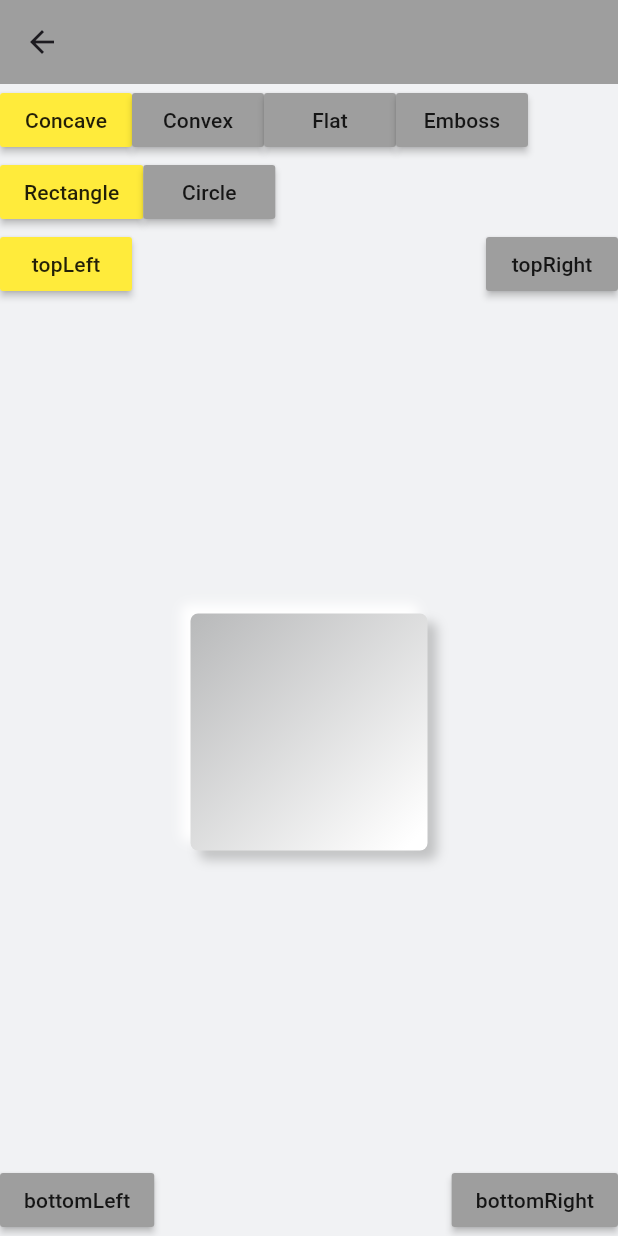
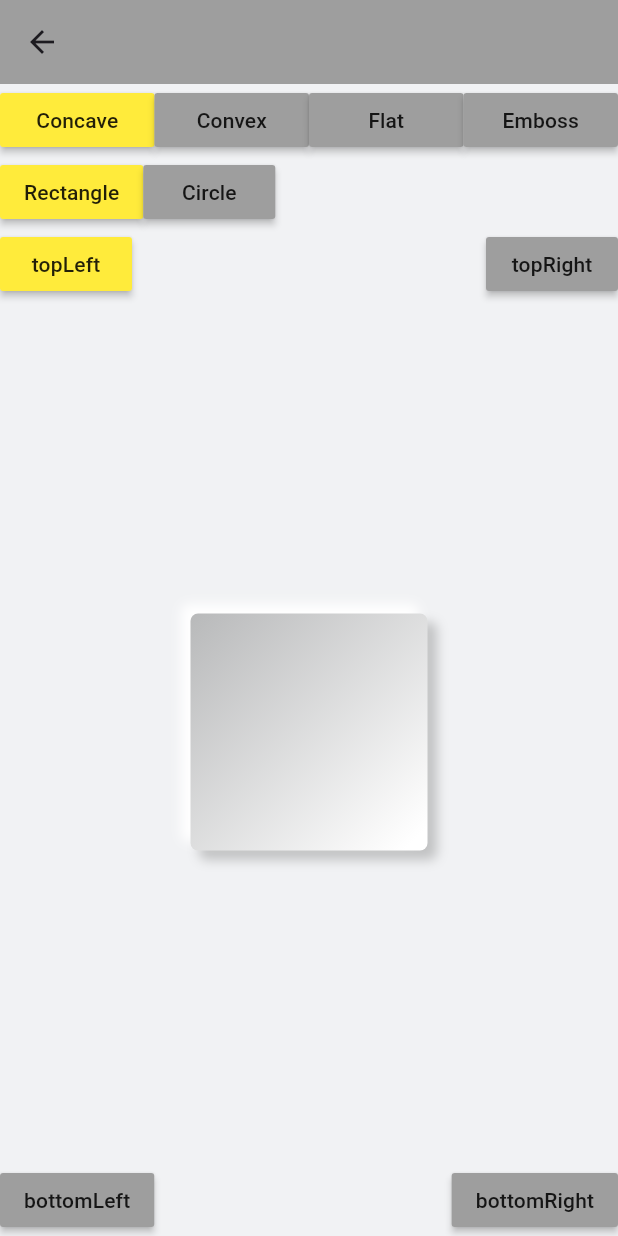
Before and after one commit to TimiMoorhouse/Neural, a Flutter app: the ContainerPage screen opened directly, on a phone screen of 412 x 824 dp. Run offline on Flutter 3.47's test engine with Material 3 defaults, Android fonts, the phone set to English and light mode, and no system bars.

Commit message:
removed blur

```diff
--- a/example/lib/container.dart
+++ b/example/lib/container.dart
@@ -26,7 +26,6 @@ class _ContainerPageState extends State<ContainerPage> {
         lightSource: LightSource.topLeft,
         curveHeight: 15,
         distance: 6,
-        blur: 6,
         intensity: 0.2,
       ),
       child: Scaffold(
@@ -99,7 +98,8 @@ class _ContainerPageState extends State<ContainerPage> {
     return Row(
       mainAxisSize: MainAxisSize.max,
       children: <Widget>[
-        RaisedButton(
+        Expanded(
+          child: RaisedButton(
             onPressed: () {
               setState(() {
                 shape = NeumorphicShape.concave;
@@ -108,7 +108,9 @@ class _ContainerPageState extends State<ContainerPage> {
             color: shape == NeumorphicShape.concave ? buttonActiveColor : buttonInnactiveColor,
             child: Text("Concave"),
           ),
-        RaisedButton(
+        ),
+        Expanded(
+          child: RaisedButton(
             onPressed: () {
               setState(() {
                 shape = NeumorphicShape.convex;
@@ -117,7 +119,9 @@ class _ContainerPageState extends State<ContainerPage> {
             color: shape == NeumorphicShape.convex ? buttonActiveColor : buttonInnactiveColor,
             child: Text("Convex"),
           ),
-        RaisedButton(
+        ),
+        Expanded(
+          child: RaisedButton(
             onPressed: () {
               setState(() {
                 shape = NeumorphicShape.flat;
@@ -126,7 +130,9 @@ class _ContainerPageState extends State<ContainerPage> {
             color: shape == NeumorphicShape.flat ? buttonActiveColor : buttonInnactiveColor,
             child: Text("Flat"),
           ),
-        RaisedButton(
+        ),
+        Expanded(
+          child: RaisedButton(
             onPressed: () {
               setState(() {
                 shape = NeumorphicShape.emboss;
@@ -134,6 +140,7 @@ class _ContainerPageState extends State<ContainerPage> {
             },
             color: shape == NeumorphicShape.emboss ? buttonActiveColor : buttonInnactiveColor,
             child: Text("Emboss"),
+          ),
         ),
       ],
     );
--- a/example/lib/list_container.dart
+++ b/example/lib/list_container.dart
@@ -18,7 +18,6 @@ class _ContainersListPageState extends State<ContainersListPage> {
         lightSource: LightSource.topLeft,
         curveHeight: 15,
         distance: 3,
-        blur: 6,
         intensity: 0.2,
       ),
       child: Scaffold(
--- a/lib/neumortphic_decorator.dart
+++ b/lib/neumortphic_decorator.dart
@@ -99,12 +99,12 @@ BoxDecoration generateNeumorphicDecorator(
         BoxShadow(
           color: NeumorphicColors.generateGradientColors(colorBase: style.baseColor, intensity: -1 * style.intensity),
           offset: offset,
-          blurRadius: theme.blur,
+          blurRadius: style.distance, //TODO
         ),
         BoxShadow(
           color: NeumorphicColors.generateGradientColors(colorBase: style.baseColor, intensity: style.intensity),
           offset: offset.scale(-1, -1),
-          blurRadius: theme.blur,
+          blurRadius: style.distance, //TODO
         ),
       ];
     }
@@ -125,12 +125,12 @@ BoxDecoration generateNeumorphicDecorator(
         BoxShadow(
           color: NeumorphicColors.generateGradientColors(colorBase: style.baseColor, intensity: -1 * style.intensity),
           offset: offset,
-          blurRadius: theme.blur,
+          blurRadius: style.distance, //TODO
         ),
         BoxShadow(
           color: NeumorphicColors.generateGradientColors(colorBase: style.baseColor, intensity: style.intensity),
           offset: offset.scale(-1, -1),
-          blurRadius: theme.blur,
+          blurRadius: style.distance, //TODO
         ),
       ];
     }
--- a/lib/theme.dart
+++ b/lib/theme.dart
@@ -11,7 +11,6 @@ export 'shape.dart';
 const NeumorphicTheme neumorphicDefaultTheme = NeumorphicTheme();
 
 //region theme
-const double _defaultBlur = 8;
 const double _defaultDistance = 4;
 const double _defaultIntensity = 0.2;
 const double _defaultCurveHeight = 6;
@@ -20,7 +19,6 @@ const Color _defaultBaseColor = NeumorphicColors.background;
 
 class NeumorphicTheme {
   final Color baseColor;
-  final double blur;
   final double distance;
   final double intensity;
   final LightSource lightSource;
@@ -30,7 +28,6 @@ class NeumorphicTheme {
     this.baseColor = _defaultBaseColor,
     this.distance = _defaultDistance,
     this.intensity = _defaultIntensity,
-    this.blur = _defaultBlur,
     this.lightSource = _defaultLightSource,
     this.curveHeight = _defaultCurveHeight
   });
@@ -44,7 +41,6 @@ const double _defaultBorderRaious = 5;
 class NeumorphicStyle {
 
   final Color baseColor;
-  final double blur;
   final double distance;
   final double intensity;
   final LightSource lightSource;
@@ -59,7 +55,6 @@ class NeumorphicStyle {
     this.lightSource,
     this.baseColor,
     this.curveHeight,
-    this.blur,
     this.distance,
     this.intensity,
   });
@@ -69,7 +64,6 @@ class NeumorphicStyle {
         borderRadius: this.borderRadius,
         baseColor: this.baseColor ?? theme.baseColor,
         shape: this.shape,
-        blur: this.blur ?? theme.blur,
         distance: this.distance ?? theme.distance,
         intensity: this.intensity ?? theme.intensity,
         curveHeight: this.curveHeight ?? theme.curveHeight,
@@ -82,7 +76,6 @@ class NeumorphicStyle {
           other is NeumorphicStyle &&
               runtimeType == other.runtimeType &&
               baseColor == other.baseColor &&
-              blur == other.blur &&
               distance == other.distance &&
               curveHeight == other.curveHeight &&
               intensity == other.intensity &&
@@ -93,7 +86,6 @@ class NeumorphicStyle {
   @override
   int get hashCode =>
       baseColor.hashCode ^
-      blur.hashCode ^
       distance.hashCode ^
       curveHeight.hashCode ^
       intensity.hashCode ^
@@ -103,7 +95,6 @@ class NeumorphicStyle {
 
   NeumorphicStyle copyWith({
     Color baseColor,
-    double blur,
     double distance,
     double intensity,
     double curveHeight,
@@ -113,7 +104,6 @@ class NeumorphicStyle {
   }) {
     return new NeumorphicStyle(
       baseColor: baseColor ?? this.baseColor,
-      blur: blur ?? this.blur,
       distance: distance ?? this.distance,
       intensity: intensity ?? this.intensity,
       curveHeight: curveHeight ?? this.curveHeight,
```
Lines whose indentation alone changed are shown as unchanged.
